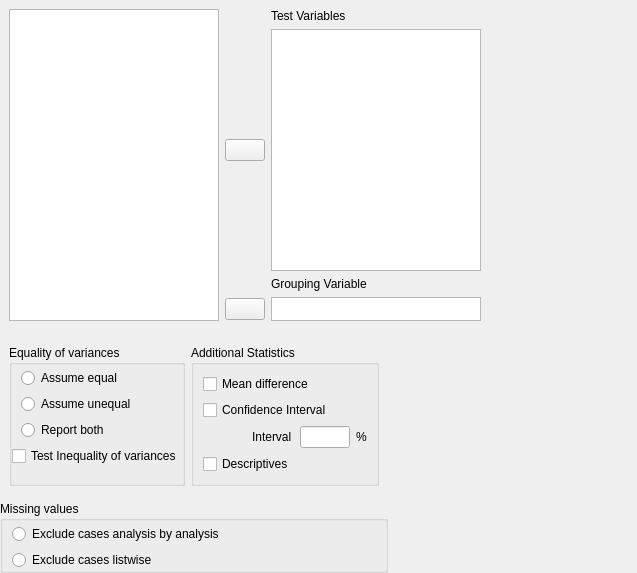
Old version of the form JASP-Desktop/analysisforms/ttestindependentsamples.ui in the repository jasp-stats/jasp-desktop.
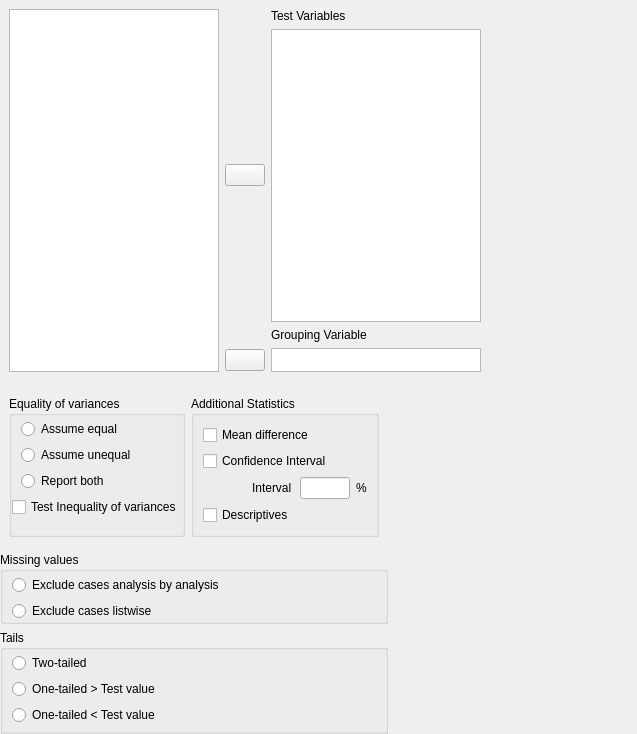
New version of the form. Custom widgets are drawn as their Qt base class.

The edit to the form file:
```diff
--- a/JASP-Desktop/analysisforms/ttestindependentsamples.ui
+++ b/JASP-Desktop/analysisforms/ttestindependentsamples.ui
@@ -7,13 +7,13 @@
     <x>0</x>
     <y>0</y>
     <width>637</width>
-    <height>573</height>
+    <height>734</height>
    </rect>
   </property>
   <property name="windowTitle">
    <string>Form</string>
   </property>
-  <layout class="QGridLayout" name="gridLayout_9">
+  <layout class="QGridLayout" name="gridLayout_11">
    <property name="leftMargin">
     <number>0</number>
    </property>
@@ -397,6 +397,66 @@
      </layout>
     </widget>
    </item>
+   <item row="3" column="0">
+    <widget class="QGroupBox" name="groupBox_10">
+     <property name="title">
+      <string>Tails</string>
+     </property>
+     <property name="flat">
+      <bool>true</bool>
+     </property>
+     <layout class="QGridLayout" name="gridLayout_7">
+      <property name="leftMargin">
+       <number>0</number>
+      </property>
+      <property name="topMargin">
+       <number>3</number>
+      </property>
+      <property name="rightMargin">
+       <number>0</number>
+      </property>
+      <property name="bottomMargin">
+       <number>0</number>
+      </property>
+      <item row="0" column="0">
+       <widget class="BoundGroupBox" name="tails" native="true">
+        <layout class="QGridLayout" name="gridLayout_9">
+         <property name="topMargin">
+          <number>0</number>
+         </property>
+         <property name="bottomMargin">
+          <number>0</number>
+         </property>
+         <item row="2" column="0">
+          <widget class="QRadioButton" name="oneTailedLessThan">
+           <property name="text">
+            <string>One-tailed &lt; Test value</string>
+           </property>
+          </widget>
+         </item>
+         <item row="1" column="0">
+          <widget class="QRadioButton" name="oneTailedGreaterThan">
+           <property name="text">
+            <string>One-tailed &gt; Test value</string>
+           </property>
+          </widget>
+         </item>
+         <item row="0" column="0">
+          <widget class="QRadioButton" name="twoTailed">
+           <property name="text">
+            <string>Two-tailed</string>
+           </property>
+          </widget>
+         </item>
+        </layout>
+       </widget>
+      </item>
+      <item row="1" column="0">
+       <widget class="QWidget" name="widget_8" native="true"/>
+      </item>
+     </layout>
+    </widget>
+   </item>
   </layout>
   <zorder>widget</zorder>
   <zorder>horizontalSpacer</zorder>
```
Left out of the diff: 3 changed lines with no effect on the pictures.
